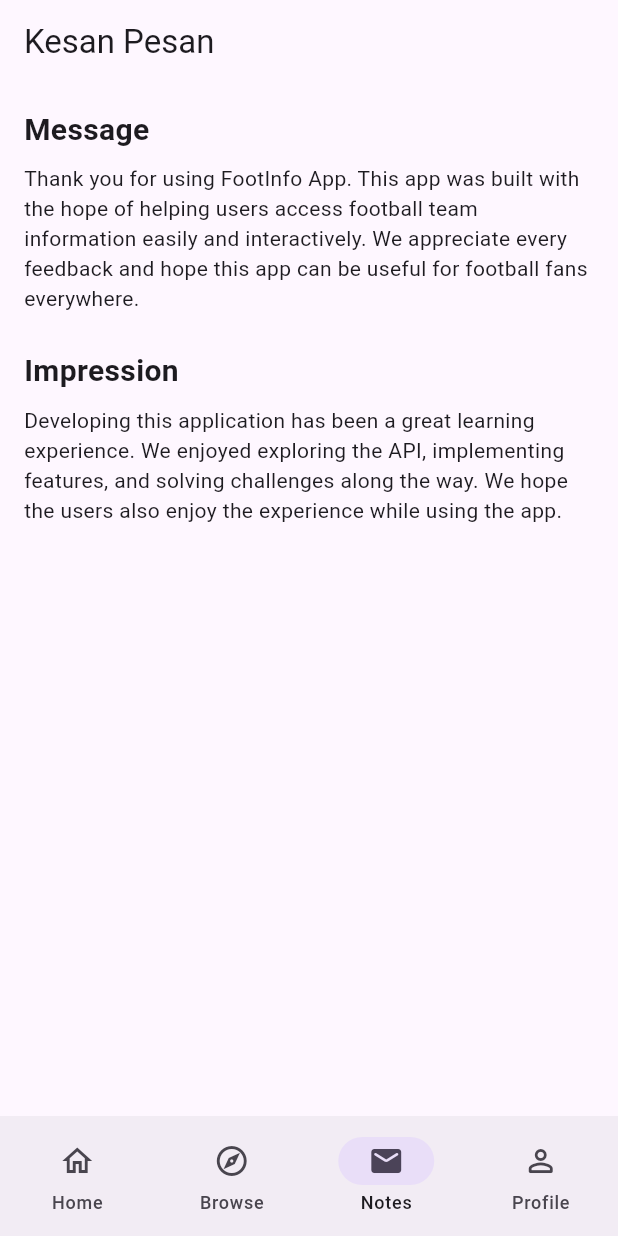
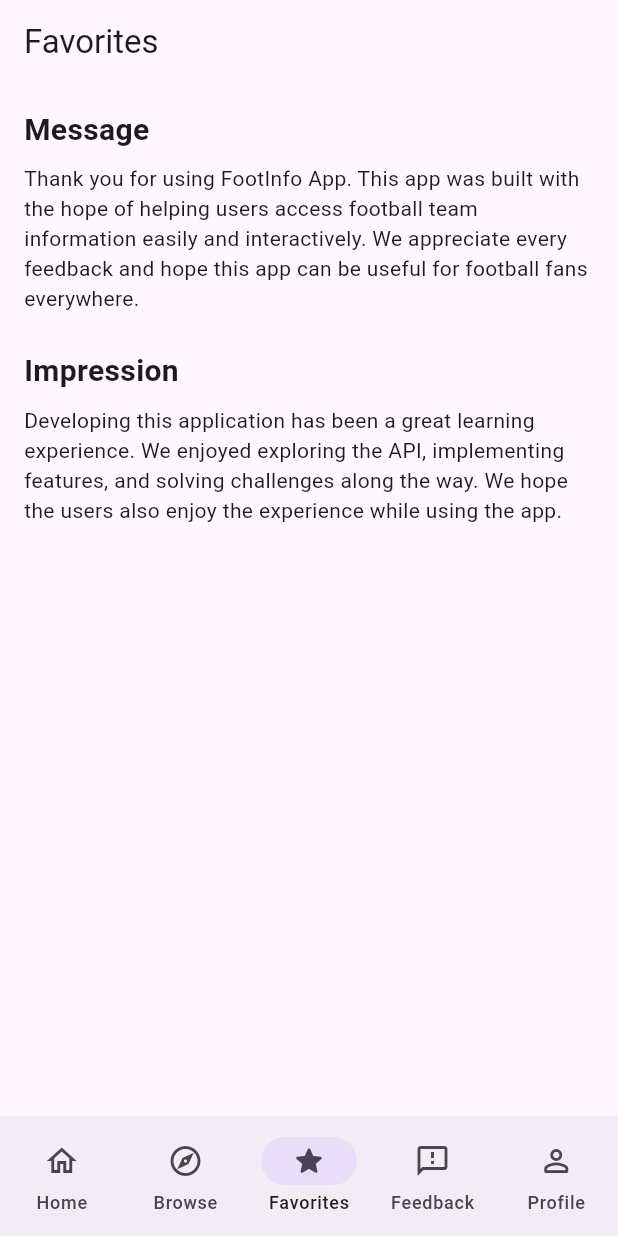
Before and after one commit to reized/footinfo-app, a Flutter app: the MainPage screen opened directly, item 3 of the bottom bar chosen, on a phone screen of 412 x 824 dp. Run offline on Flutter 3.47's test engine with Material 3 defaults, Android fonts, the phone set to English and light mode, and no system bars; our stand-ins replace flutter_local_notifications, geocoding, geolocator, image_picker, permission_handler, sensors_plus and 3 more; accounts and stored records are empty; network calls fail.

```diff
--- a/lib/views/favorite_page.dart
+++ b/lib/views/favorite_page.dart
@@ -6,7 +6,7 @@ class FavoritePage extends StatelessWidget {
   @override
   Widget build(BuildContext context) {
     return Scaffold(
-      appBar: AppBar(title: const Text('Kesan Pesan')),
+      appBar: AppBar(title: const Text('Favorites')),
       body: Padding(
         padding: const EdgeInsets.all(16.0),
         child: SingleChildScrollView(
--- a/lib/views/main_page.dart
+++ b/lib/views/main_page.dart
@@ -1,6 +1,7 @@
 import 'package:flutter/material.dart';
 import 'package:footinfo_app/views/favorite_page.dart';
 import 'package:footinfo_app/views/browse_page.dart';
+import 'package:footinfo_app/views/feedback_page.dart';
 import 'package:footinfo_app/views/home_page.dart';
 import 'package:footinfo_app/views/profile_page.dart';
 
@@ -19,6 +20,7 @@ class _MainPageState extends State<MainPage> {
     const HomePage(),
     const BrowsePage(),
     const FavoritePage(),
+    const FeedbackPage(),
     const ProfilePage(),
   ];
 
@@ -48,9 +50,14 @@ class _MainPageState extends State<MainPage> {
             label: 'Browse',
           ),
           NavigationDestination(
-            icon: Icon(Icons.mail_outline_rounded),
-            selectedIcon: Icon(Icons.mail_rounded),
-            label: 'Notes',
+            icon: Icon(Icons.star_outline_rounded),
+            selectedIcon: Icon(Icons.star_rounded),
+            label: 'Favorites',
+          ),
+          NavigationDestination(
+            icon: Icon(Icons.feedback_outlined),
+            selectedIcon: Icon(Icons.feedback_rounded),
+            label: 'Feedback',
           ),
           NavigationDestination(
             icon: Icon(Icons.person_outline_rounded),
```
Also changed, not shown: lib/services/lbs_service.dart (+54 -0 lines), lib/views/feedback_page.dart (added, +39 -0 lines), lib/views/home_page.dart (+11 -19 lines), lib/views/profile_page.dart (+5 -3 lines), pubspec.yaml (+49 -48 lines), pubspec.lock.
